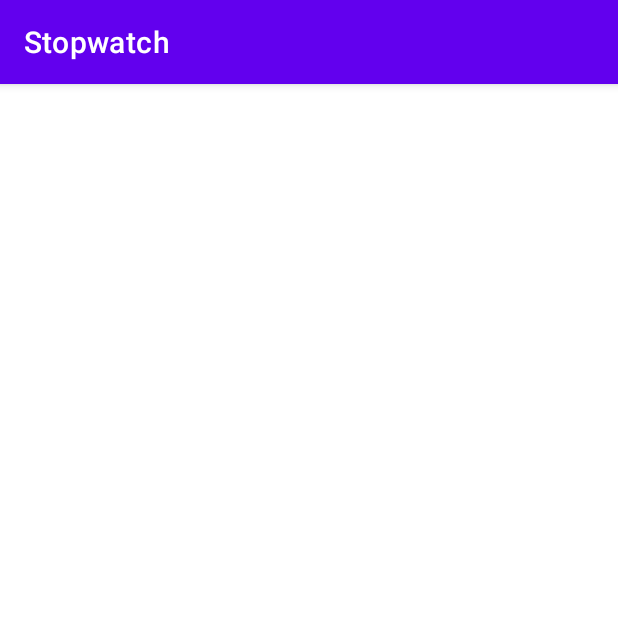
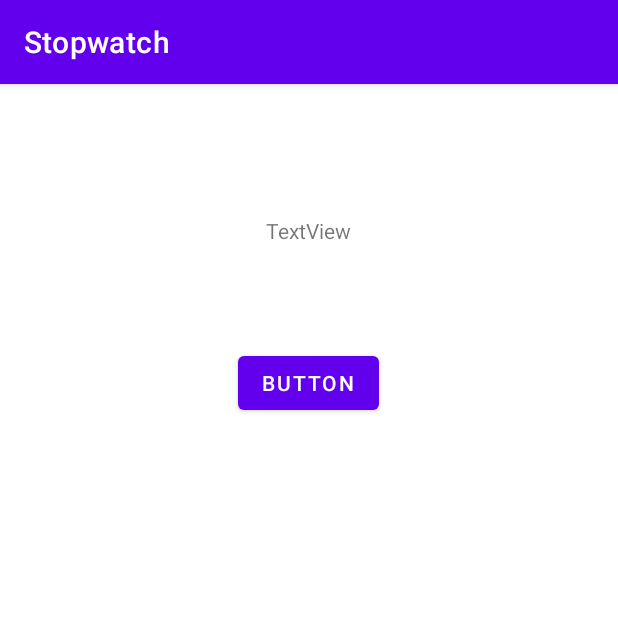
Before and after one commit to rahirim93/Stopwatch, an Android app: the SecAct screen opened directly, with no data from a screen before it, on a phone screen of 412 x 824 dp, the top half of it. Run offline under Robolectric (Android 15) with nearby library versions, the phone set to English and light mode, and no system bars.

```diff
--- a/app/src/main/java/com/example/stopwatch/SecAct.java
+++ b/app/src/main/java/com/example/stopwatch/SecAct.java
@@ -3,33 +3,38 @@ package com.example.stopwatch;
 import androidx.appcompat.app.AppCompatActivity;
 
 import android.os.Bundle;
+import android.os.Handler;
+import android.view.View;
 import android.widget.TextView;
 
 public class SecAct extends AppCompatActivity {
+
+    private boolean running2 = true;
+    private int count = 0;
 
     @Override
     protected void onCreate(Bundle savedInstanceState) {
         super.onCreate(savedInstanceState);
         setContentView(R.layout.activity_sec);
 
-        TextView textView = findViewById(R.id.textView3);
-        textView.setText("package com.example.stopwatch;\n" +
-                "\n" +
-                "import androidx.appcompat.app.AppCompatActivity;\n" +
-                "\n" +
-                "import android.os.Bundle;\n" +
-                "import android.widget.TextView;\n" +
-                "\n" +
-                "public class SecAct extends AppCompatActivity {\n" +
-                "\n" +
-                "    @Override\n" +
-                "    protected void onCreate(Bundle savedInstanceState) {\n" +
-                "        super.onCreate(savedInstanceState);\n" +
-                "        setContentView(R.layout.activity_sec);\n" +
-                "\n" +
-                "        TextView textView = findViewById(R.id.textView);\n" +
-                "        textView.setText(\"\");\n" +
-                "    }\n" +
-                "}");
+
+    }
+
+    private  void runTimer2(){
+        final TextView textViewCount = findViewById(R.id.textViewCount);
+        final Handler handler2 = new Handler();
+        handler2.post(new Runnable() {
+            @Override
+            public void run() {
+                textViewCount.setText(Integer.toString(count));
+                count++;
+                handler2.postDelayed(this, 1000);
+            }
+        });
+    }
+
+    public void onClickCount(View view){
+        runTimer2();
+
     }
 }
--- a/app/src/main/res/layout/activity_main.xml
+++ b/app/src/main/res/layout/activity_main.xml
@@ -43,13 +43,13 @@
         android:text="@string/reset" />
 
     <Button
-        android:id="@+id/secAct"
+        android:id="@+id/toHandAct"
         android:layout_width="wrap_content"
         android:layout_height="wrap_content"
         android:layout_gravity="center_horizontal"
         android:layout_marginTop="8dp"
-        android:onClick="toSecAct"
-        android:text="@string/sec_acti" />
+        android:onClick="onClickHandAct"
+        android:text="@string/secactbutton" />
 
 
 </LinearLayout>
--- a/app/src/main/res/layout/activity_sec.xml
+++ b/app/src/main/res/layout/activity_sec.xml
@@ -1,15 +1,33 @@
-<androidx.constraintlayout.widget.ConstraintLayout xmlns:app="http://schemas.android.com/apk/res-auto"
-    android:layout_height="wrap_content"
+<androidx.constraintlayout.widget.ConstraintLayout
+    xmlns:app="http://schemas.android.com/apk/res-auto"
     xmlns:android="http://schemas.android.com/apk/res/android"
-    android:layout_width="wrap_content">
+    xmlns:tools="http://schemas.android.com/tools"
+    android:layout_height="match_parent"
+    android:layout_width="match_parent">
 
-    <ScrollView
-        android:layout_width="match_parent"
-        android:layout_height="match_parent">
+    <TextView
+        android:id="@+id/textViewCount"
+        android:layout_width="wrap_content"
+        android:layout_height="wrap_content"
+        android:layout_marginTop="88dp"
+        android:layout_marginEnd="16dp"
+        android:text="TextView"
+        app:layout_constraintEnd_toEndOf="parent"
+        app:layout_constraintHorizontal_bias="0.522"
+        app:layout_constraintStart_toStartOf="parent"
+        app:layout_constraintTop_toTopOf="parent" />
 
-        <LinearLayout
-            android:layout_width="match_parent"
-            android:layout_height="wrap_content"
-            android:orientation="vertical" />
-    </ScrollView>
+    <Button
+        android:id="@+id/buttonCount"
+        android:onClick="onClickCount"
+        android:layout_width="wrap_content"
+        android:layout_height="wrap_content"
+        android:layout_marginStart="160dp"
+        android:layout_marginTop="68dp"
+        android:layout_marginEnd="159dp"
+        android:text="Button"
+        app:layout_constraintEnd_toEndOf="parent"
+        app:layout_constraintHorizontal_bias="1.0"
+        app:layout_constraintStart_toStartOf="parent"
+        app:layout_constraintTop_toBottomOf="@+id/textViewCount" />
 </androidx.constraintlayout.widget.ConstraintLayout>
--- a/app/src/main/res/values/strings.xml
+++ b/app/src/main/res/values/strings.xml
@@ -4,4 +4,5 @@
     <string name="stop">stop</string>
     <string name="start">start</string>
     <string name="sec_acti">twenty first activity</string>
+    <string name="secactbutton">secActButton</string>
 </resources>
```
Also changed, not shown: app/src/main/java/com/example/stopwatch/MainActivity.java (+13 -7 lines).
